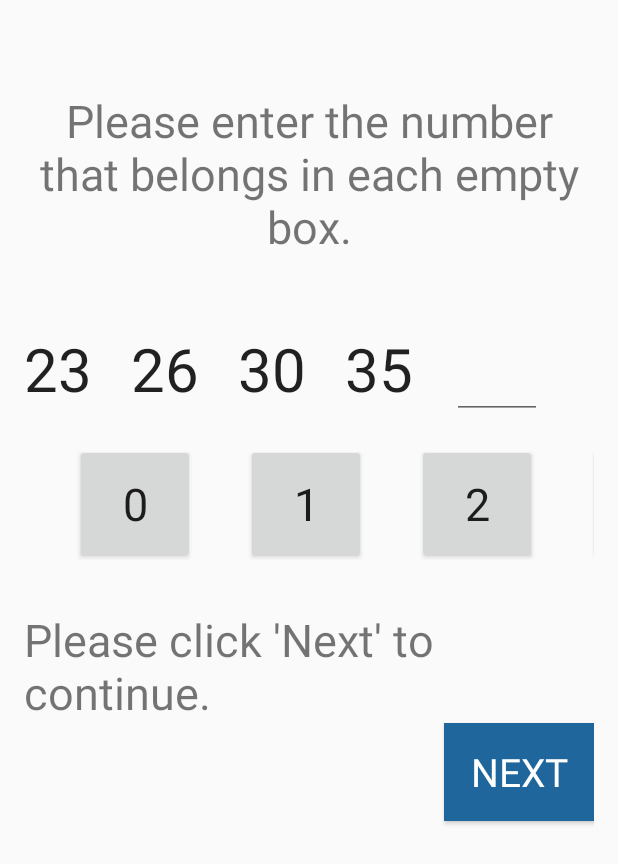
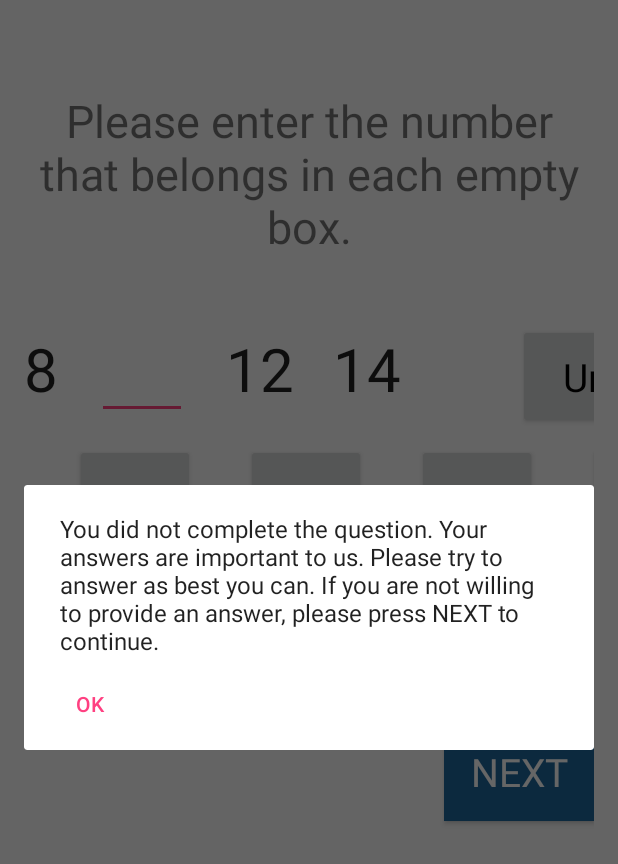
Before and after one commit to igweckay/Cognitive-Measures, an Android app: the Set3Item1Activity screen opened directly, with no data from a screen before it, after a tap on "NEXT", on a phone screen of 412 x 824 dp. Shown: the top 864 px of the screen. Run offline under Robolectric (Android 15) with nearby library versions, the phone set to English and light mode, and no system bars; our stand-ins replace data binding; 4 statements that could not run were skipped.

Commit message:
NoAnswer Broadcast implementation
NoAnswer Broadcast implementation:
if user does not select any answer and clicks next, prompt him once to
select an answer. logic similar to FTU. uses boolean variable to switch
between broadcasts and button action.

```diff
--- a/app/src/main/java/edu/usc/projecttalent/cognitive/MainActivity.java
+++ b/app/src/main/java/edu/usc/projecttalent/cognitive/MainActivity.java
@@ -10,7 +10,7 @@ import android.view.View;
 import android.widget.Button;
 
 import edu.usc.projecttalent.cognitive.model.Survey;
-import edu.usc.projecttalent.cognitive.numbers.SecNS_Activity;
+import edu.usc.projecttalent.cognitive.vocab.VocabIntro;
 
 public class MainActivity extends AppCompatActivity {
 
@@ -26,7 +26,7 @@ public class MainActivity extends AppCompatActivity {
         Button button = (Button) findViewById(R.id.next);
         button.setOnClickListener(new View.OnClickListener() {
             public void onClick(View v) {
-                Intent intent = new Intent(mContext, SecNS_Activity.class);
+                Intent intent = new Intent(mContext, VocabIntro.class);
                 startActivityForResult(intent, 1);
             }
         });
--- a/app/src/main/java/edu/usc/projecttalent/cognitive/QuestionTimer.java
+++ b/app/src/main/java/edu/usc/projecttalent/cognitive/QuestionTimer.java
@@ -1,17 +1,12 @@
 package edu.usc.projecttalent.cognitive;
 
 import android.app.AlertDialog;
+import android.content.BroadcastReceiver;
 import android.content.Context;
 import android.content.DialogInterface;
 import android.content.Intent;
+import android.content.IntentFilter;
 import android.os.CountDownTimer;
-import android.support.design.widget.CoordinatorLayout;
-import android.support.design.widget.Snackbar;
-import android.util.Log;
-import android.view.View;
-import android.widget.LinearLayout;
-import android.widget.RelativeLayout;
-import android.widget.TextView;
 
 /**
  * Created by anind on 5/18/2017.
@@ -23,17 +18,22 @@ public class QuestionTimer extends CountDownTimer {
     private static Context mContext;
     private static AlertDialog mWarningDialog;
     private static AlertDialog mQuitDialog;
-    static boolean shown;
+    private static AlertDialog mAnsDialog;
+    private static boolean shown;
 
     public static final String WARNING = "cognitive.timewarning";
     public static final String QUIT = "cognitive.quit";
     public static final String RESUME = "cognitive.resume";
+    public static final String NOANSWER = "cognitive.noanswer";
 
 
     private QuestionTimer(long millisInFuture, long countDownInterval, Context context) {
         super(millisInFuture, countDownInterval);
         mContext = context;
         shown = false;
+        IntentFilter filter = new IntentFilter();
+        filter.addAction(NOANSWER);
+        mContext.registerReceiver(mReceiver, filter);
     }
 
     @Override
@@ -63,6 +63,10 @@ public class QuestionTimer extends CountDownTimer {
         mTimer.start();
     }
 
+    public static void stopTimer() {
+        mTimer.cancel();
+    }
+
     private static void createDialogs() {
         mWarningDialog =  new AlertDialog.Builder(mContext)
                 .setMessage(R.string.msg2)
@@ -84,5 +88,18 @@ public class QuestionTimer extends CountDownTimer {
                     }
                 })
                 .setCancelable(false).create();
+        mAnsDialog = new AlertDialog.Builder(mContext)
+                .setMessage(R.string.msg3)
+                .setNeutralButton(R.string.ok, null)
+                .create();
     }
+
+    static BroadcastReceiver mReceiver = new BroadcastReceiver() {
+        @Override
+        public void onReceive(Context context, Intent intent) {
+            if(intent.getAction().equals(NOANSWER)) {
+                mAnsDialog.show();
+            }
+        }
+    };
 }
--- a/app/src/main/java/edu/usc/projecttalent/cognitive/numbers/NSQuestion.java
+++ b/app/src/main/java/edu/usc/projecttalent/cognitive/numbers/NSQuestion.java
@@ -9,5 +9,4 @@ public class NSQuestion {
     public int ansPosition;
     public int[] ansOptions;
     public int[] ansPositions;
-    public int[][] ansMultiOptions;
 }
--- a/app/src/main/java/edu/usc/projecttalent/cognitive/numbers/SecNS_Activity.java
+++ b/app/src/main/java/edu/usc/projecttalent/cognitive/numbers/SecNS_Activity.java
@@ -44,6 +44,7 @@ public class SecNS_Activity extends Activity {
             }
         };
         for(int i=0; i<numPad.getChildCount(); i++) {
+            ((Button)(numPad.getChildAt(i))).setText(Integer.toString(i));
             (numPad.getChildAt(i)).setOnClickListener(listener);
         }
 
--- a/app/src/main/java/edu/usc/projecttalent/cognitive/numbers/Set3Item1Activity.java
+++ b/app/src/main/java/edu/usc/projecttalent/cognitive/numbers/Set3Item1Activity.java
@@ -7,6 +7,7 @@ import android.content.Intent;
 import android.content.IntentFilter;
 import android.databinding.DataBindingUtil;
 import android.os.Bundle;
+import android.util.Log;
 import android.view.View;
 import android.widget.Button;
 import android.widget.EditText;
@@ -28,13 +29,13 @@ import edu.usc.projecttalent.cognitive.model.Answer;
 import edu.usc.projecttalent.cognitive.model.Block;
 import edu.usc.projecttalent.cognitive.model.Section;
 import edu.usc.projecttalent.cognitive.model.Survey;
-import edu.usc.projecttalent.cognitive.vocab.VocabItem;
 
 public class Set3Item1Activity extends Activity {
     int mScore;
     Section mSection;
     Context mContext;
     Block mBlock;
+    boolean mFtWarn;
 
     ArrayList<NSQuestion> mList;
     Queue<NSQuestion> mQueue;
@@ -56,6 +57,7 @@ public class Set3Item1Activity extends Activity {
         registerReceiver(mReceiver, filter);
 
         mBlock = new Block(3); //first block is Block 3.
+        mFtWarn = true; //for FTU.
 
         final Type question = new TypeToken<ArrayList<NSQuestion>>(){}.getType();
         mList = new Gson().fromJson(getString(R.string.ns_3), question);
@@ -85,6 +87,7 @@ public class Set3Item1Activity extends Activity {
             }
         };
         for(int i=0; i<numPad.getChildCount(); i++) {
+            ((Button)(numPad.getChildAt(i))).setText(Integer.toString(i)); //set the number from 0 to 9 dynamically.
             (numPad.getChildAt(i)).setOnClickListener(listener);
         }
 
@@ -107,8 +110,12 @@ public class Set3Item1Activity extends Activity {
         Button button = (Button) findViewById(R.id.next);
         button.setOnClickListener(new View.OnClickListener() {
             public void onClick(View v) {
+                if(answer.getText().toString().equals("") && mFtWarn) {
+                    mFtWarn = false;
+                    sendBroadcast(new Intent(QuestionTimer.NOANSWER));
+                } else {
                     NSQuestion curQuestion = binding.getItem();
-                if(curQuestion.ansPositions == null) { //only one option.
+                    if (curQuestion.ansPositions == null) { //only one option.
                         int userAns = -99; //invalid. user did not select an answer;
                         try {
                             userAns = Integer.parseInt(answer.getText().toString());
@@ -139,8 +146,9 @@ public class Set3Item1Activity extends Activity {
                         try {
                             userAns1 = Integer.parseInt(answer.getText().toString());
                             userAns2 = Integer.parseInt(answer2.getText().toString());
-                    } catch (Exception e) {}
-                    if((userAns1 == 72 && userAns2 == 76) || (userAns1 == 78 && userAns2 ==82)) {
+                        } catch (Exception e) {
+                        }
+                        if ((userAns1 == 72 && userAns2 == 76) || (userAns1 == 78 && userAns2 == 82)) {
                             mScore++;
                         }
                         mAnswer.endAnswer(userAns1, 72); //TODO: // FIXME: 6/3/2017
@@ -148,11 +156,13 @@ public class Set3Item1Activity extends Activity {
                     }
 
 
-                if(!mQueue.isEmpty()) { //more questions in the same block.
+                    if (!mQueue.isEmpty()) { //more questions in the same block.
                         mAnswer = new Answer();
                         binding.setItem(mQueue.remove()); //add new question.
+                        QuestionTimer.startTimer(mContext);
+                        mFtWarn = true;
                         curQuestion = binding.getItem();
-                    if(curQuestion.ansPositions == null) {
+                        if (curQuestion.ansPositions == null) {
                             series.removeView(answer); //update position of answer box.
                             series.addView(answer, binding.getItem().ansPosition);
                         } else {
@@ -166,18 +176,20 @@ public class Set3Item1Activity extends Activity {
                         mBlock.endBlock(mScore);
                         mSection.addBlock(mBlock);
 
-                    if(mSection.getBlockSize() == 1) { //only block 3 has been shown yet. show next block.
+                        if (mSection.getBlockSize() == 1) { //only block 3 has been shown yet. show next block.
                             int block = nextSet();
                             mBlock = new Block(getBlockId(block));
                             mList = new Gson().fromJson(getString(block), question); //get new questions.
                             mQueue.addAll(mList);
                             mScore = 0; //reset the score for the new block.
                             binding.setItem(mQueue.remove());
-
+                            QuestionTimer.startTimer(mContext);
+                            mFtWarn = true;
                             series.removeView(answer); //update position of answer box.
                             series.addView(answer, binding.getItem().ansPosition);
                         } else {
                             finishSection();
+                        }
                     }
                 }
             }
--- a/app/src/main/res/layout/num_pad.xml
+++ b/app/src/main/res/layout/num_pad.xml
@@ -5,44 +5,24 @@
     android:layout_height="wrap_content"
     android:layout_marginTop="10dp">
 
-    <Button
-        style="@style/numpadButton"
-        android:text="@string/zero" />
+    <Button style="@style/numpadButton" />
 
-    <Button
-        style="@style/numpadButton"
-        android:text="@string/one" />
+    <Button style="@style/numpadButton" />
 
-    <Button
-        style="@style/numpadButton"
-        android:text="@string/two" />
+    <Button style="@style/numpadButton" />
 
-    <Button
-        style="@style/numpadButton"
-        android:text="@string/three" />
+    <Button style="@style/numpadButton" />
 
-    <Button
-        style="@style/numpadButton"
-        android:text="@string/four" />
+    <Button style="@style/numpadButton" />
 
-    <Button
-        style="@style/numpadButton"
-        android:text="@string/five" />
+    <Button style="@style/numpadButton" />
 
-    <Button
-        style="@style/numpadButton"
-        android:text="@string/six" />
+    <Button style="@style/numpadButton" />
 
-    <Button
-        style="@style/numpadButton"
-        android:text="@string/seven" />
+    <Button style="@style/numpadButton" />
 
-    <Button
-        style="@style/numpadButton"
-        android:text="@string/eight" />
+    <Button style="@style/numpadButton" />
 
-    <Button
-        style="@style/numpadButton"
-        android:text="@string/nine" />
+    <Button style="@style/numpadButton" />
 
 </LinearLayout>
--- a/app/src/main/res/values/strings.xml
+++ b/app/src/main/res/values/strings.xml
@@ -300,21 +300,7 @@
     <string name="six_two">62</string>
     <string name="seventy">70</string>
     <string name="eight_four">84</string>
-    <string name="title_activity_set3_item2_">Set3Item2_Activity</string>
-    <string name="title_activity_set3_item3_">Set3Item3_Activity</string>
-    <string name="title_activity_set1_item1_">Set1Item1_Activity</string>
-    <string name="title_activity_set1_item2_">Set1Item2_Activity</string>
-    <string name="title_activity_set1_item3_">Set1Item3_Activity</string>
     <string name="title_activity_sec_ve_">SecVE_Activity</string>
-    <string name="title_activity_set2_item1_">Set2Item1_Activity</string>
-    <string name="title_activity_set2_item2_">Set2Item2_Activity</string>
-    <string name="title_activity_set2_item3_">Set2Item3_Activity</string>
-    <string name="title_activity_set4_item1_">Set4Item1_Activity</string>
-    <string name="title_activity_set5_item1_">Set5Item1_Activity</string>
-    <string name="title_activity_set4_item2_">Set4Item2_Activity</string>
-    <string name="title_activity_set4_item3_">Set4Item3_Activity</string>
-    <string name="title_activity_set5_item2_">Set5Item2_Activity</string>
-    <string name="title_activity_set5_item3_">Set5Item3_Activity</string>
     <string name="ve900">Instructions: In this next task, you will see several words on each screen, followed by a blank. Please say the word that best completes the phrase. To record your answer, press the RECORD ANSWER button.\n\n
 		Read the example below:
 	</string>
@@ -961,18 +947,6 @@
         ]
     </string>
 
-    <string name="zero">0</string>
-    <string name="one">1</string>
-    <string name="two">2</string>
-    <string name="three">3</string>
-    <string name="four">4</string>
-    <string name="five">5</string>
-    <string name="six">6</string>
-    <string name="seven">7</string>
-    <string name="eight">8</string>
-    <string name="nine">9</string>
-    <string name="ten">10</string>
-
     <!-- Number series -->
 
     <!-- Warning messages -->
```
Also changed, not shown: app/src/main/java/edu/usc/projecttalent/cognitive/FinishActivity.java (+5 -4 lines), app/src/main/java/edu/usc/projecttalent/cognitive/vocab/VO31_Activity.java (+15 -4 lines). Lines whose indentation alone changed are shown as unchanged.
